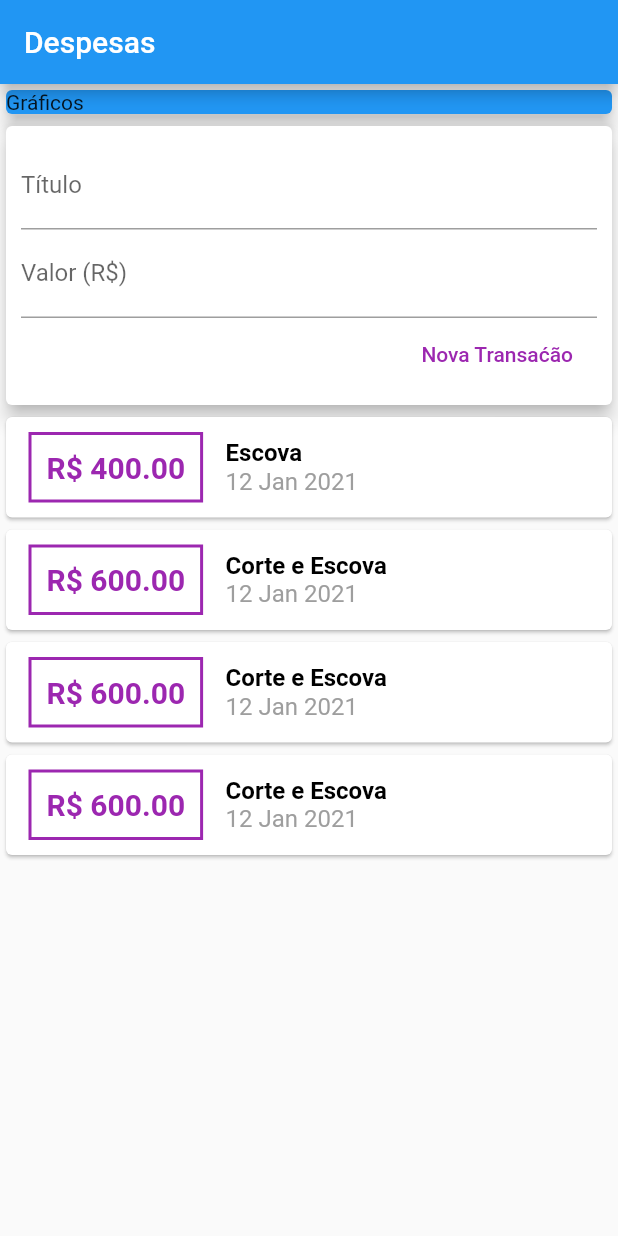
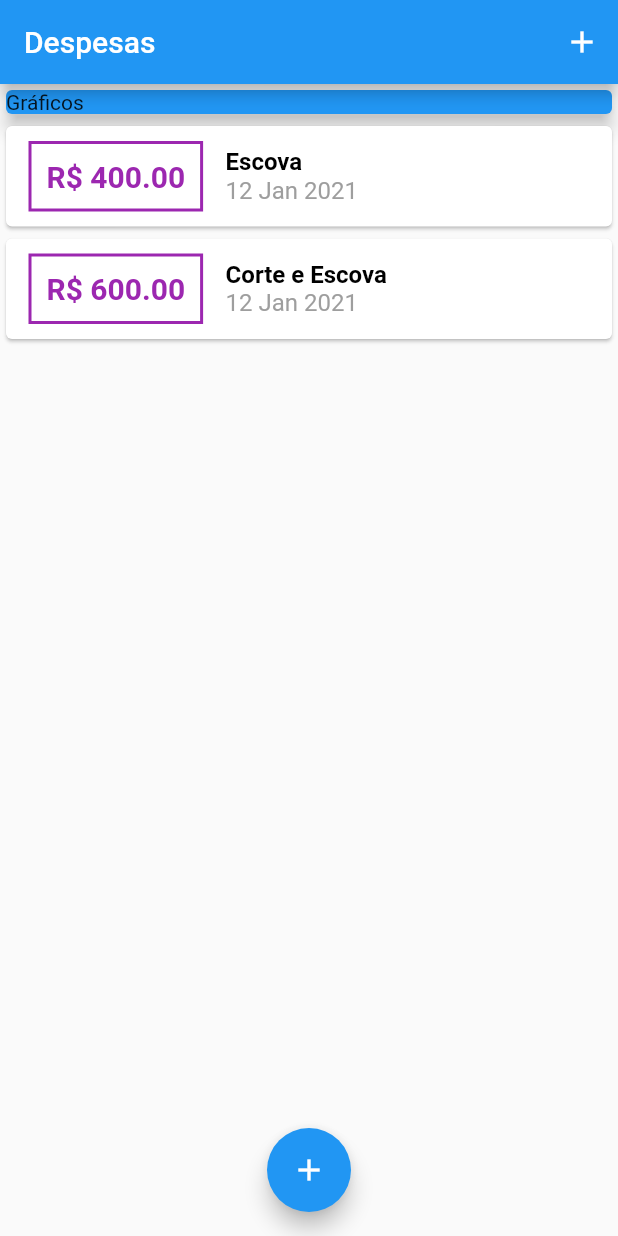
Before and after one commit to OnofreTZK/MoneyManager, a Flutter app: the screen it shows after launch, on a phone screen of 412 x 824 dp. Run offline on Flutter 3.47's test engine with Material 2 defaults, Android fonts, the phone set to English and light mode, and no system bars.

Commit message:
added two buttons to home page and TransactionForm is now StatefulWidget

```diff
--- a/mmanager/lib/components/transaction_user.dart
+++ b/mmanager/lib/components/transaction_user.dart
@@ -1,72 +1,18 @@
 import 'package:flutter/material.dart';
-import 'transaction_list.dart';
-import 'transaction_form.dart';
-import 'dart:math';
-import 'package:mmanager/models/transaction.dart';
+
 
 class _TransactionUserState extends State<TransactionUser>
 {
 
-    final _transactions = [
-        Transaction(
-                id: 't1',
-                title: 'Escova',
-                value: 400.00,
-                date: DateTime.now(),
-        ), // Transaction
-        Transaction(
-                id: 't2',
-                title: 'Corte e Escova',
-                value: 600.00,
-                date: DateTime.now(),
-        ), // Transaction
-        Transaction(
-                id: 't2',
-                title: 'Corte e Escova',
-                value: 600.00,
-                date: DateTime.now(),
-        ), // Transaction
-        Transaction(
-                id: 't2',
-                title: 'Corte e Escova',
-                value: 600.00,
-                date: DateTime.now(),
-        ), // Transaction
-        Transaction(
-                id: 't2',
-                title: 'Corte e Escova',
-                value: 600.00,
-                date: DateTime.now(),
-        ), // Transaction
-    ];
 
 
 
-    _addTransaction( String title, double value )
-    {
-        final newTransaction = Transaction(
-                id: Random().nextDouble().toString(),
-                title: title,
-                value: value,
-                date: DateTime.now(),
-        ); // Transaction
-
-        setState( () {
-            _transactions.add(newTransaction);
-        });
-
-    }
 
 
     @override
     Widget build(BuildContext context)
     {
-        return Column(
-            children: <Widget>[
-                TransactionForm(_addTransaction),
-                TransactionList(_transactions),
-            ] // <Widget>
-        ); // Column
+
     }
 
 }
--- a/mmanager/lib/main.dart
+++ b/mmanager/lib/main.dart
@@ -1,5 +1,8 @@
 import 'package:flutter/material.dart';
-import 'package:mmanager/components/transaction_user.dart';
+import 'package:mmanager/components/transaction_list.dart';
+import 'package:mmanager/components/transaction_form.dart';
+import 'dart:math';
+import 'package:mmanager/models/transaction.dart';
 
 class ExpensesApp extends StatelessWidget
 {
@@ -14,13 +17,55 @@ class ExpensesApp extends StatelessWidget
 }
 
 
-class MyHomePage extends StatelessWidget
+class _MyHomePageState extends State<MyHomePage>
 {
 
+    final _transactions = [
+        Transaction(
+                id: 't1',
+                title: 'Escova',
+                value: 400.00,
+                date: DateTime.now(),
+        ), // Transaction
+        Transaction(
+                id: 't2',
+                title: 'Corte e Escova',
+                value: 600.00,
+                date: DateTime.now(),
+        ), // Transaction
+    ];
 
 
-    //String title;
-    //String value;
+    _addTransaction( String title, double value )
+    {
+        final newTransaction = Transaction(
+                id: Random().nextDouble().toString(),
+                title: title,
+                value: value,
+                date: DateTime.now(),
+        ); // Transaction
+
+        setState( () {
+            _transactions.add(newTransaction);
+        });
+
+
+        // Inherited widget comms
+        Navigator.of(context).pop();
+
+    }
+
+
+    _openTransactionFormModal(BuildContext context)
+    {
+        showModalBottomSheet(
+            context: context,
+            builder: (_)
+            {
+                return TransactionForm(_addTransaction);
+            }
+        );
+    }
 
 
     @override
@@ -30,6 +75,12 @@ class MyHomePage extends StatelessWidget
 
             appBar: AppBar(
                 title: Text('Despesas'),
+                actions: <Widget>[
+                    IconButton(
+                        icon: Icon(Icons.add),
+                        onPressed: () => _openTransactionFormModal(context),
+                    ) // IconButton
+                ] // <Widget>
             ), // AppBar
 
             body: SingleChildScrollView(
@@ -41,12 +92,26 @@ class MyHomePage extends StatelessWidget
                             child: Text('Gráficos'),
                             elevation: 5,
                         ), // Card
-                        TransactionUser()
+                        TransactionList(_transactions),
                     ], // <Widget>[]
                 ), // Column
             ), // SingleChildScrollView
-        );// Scaffold
+            floatingActionButton: FloatingActionButton(
+                child: Icon(Icons.add),
+                onPressed: () => _openTransactionFormModal(context),
+            ), // FloatingActionButton
+           floatingActionButtonLocation: FloatingActionButtonLocation.centerFloat,
+        ); // Scaffold
     }
+}
+
+
+class MyHomePage extends StatefulWidget
+{
+
+    @override
+    _MyHomePageState createState() => _MyHomePageState();
+
 }
 
 
```
Also changed, not shown: mmanager/lib/components/transaction_form.dart (+35 -8 lines).
